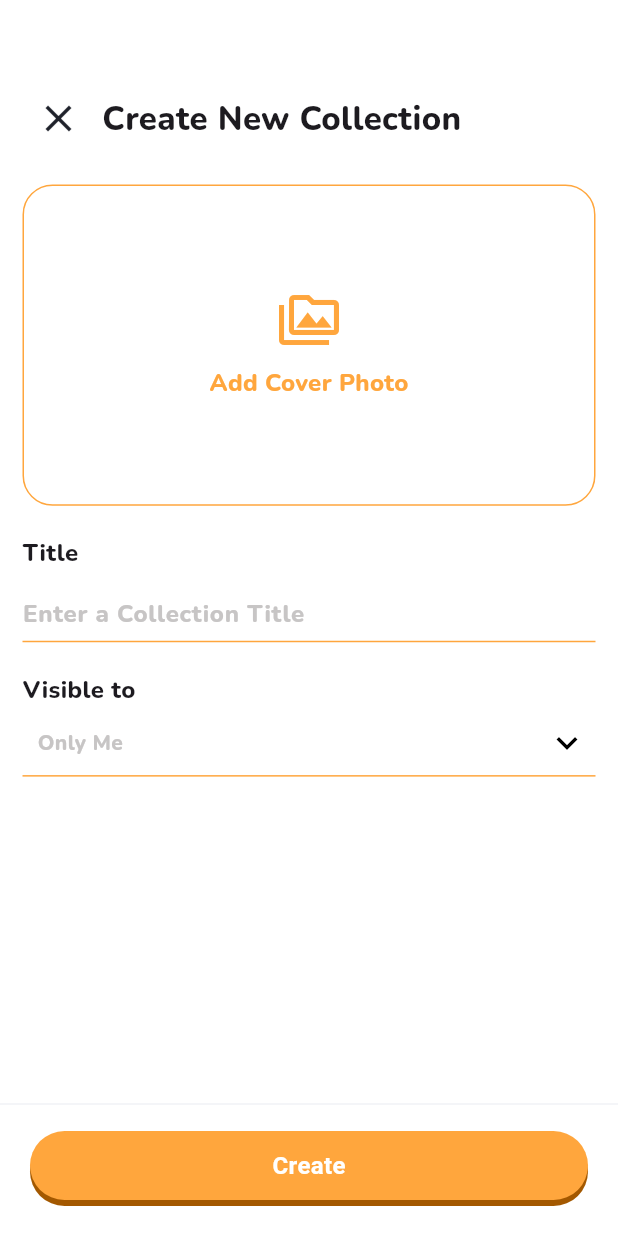
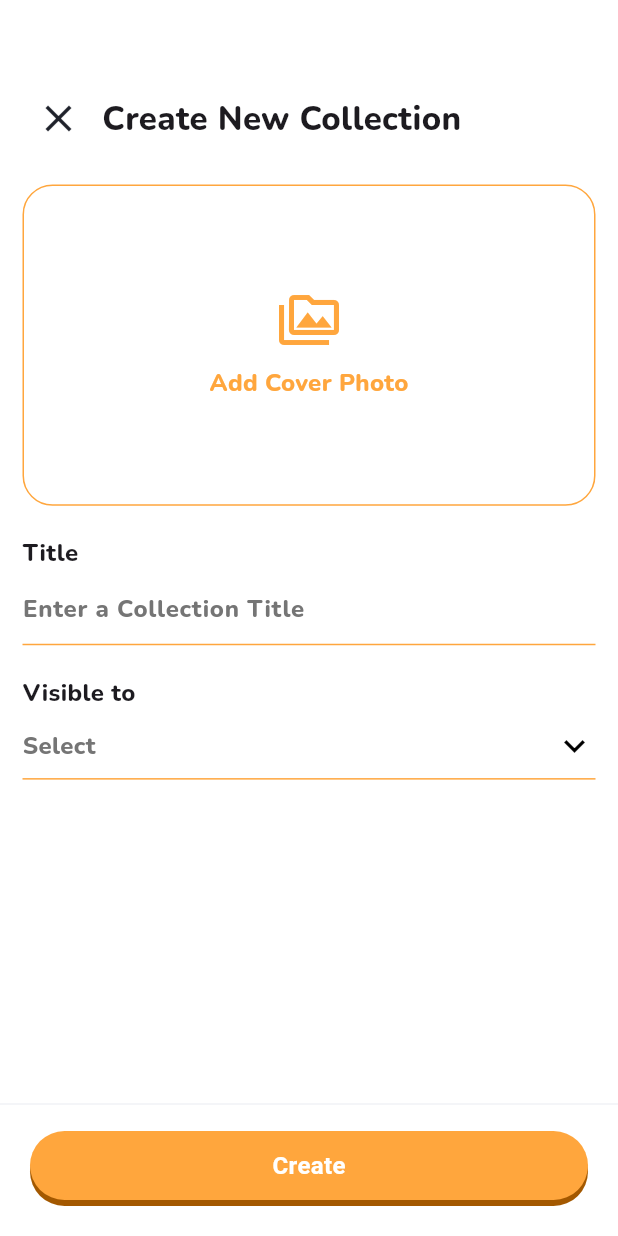
Before and after one commit to Ly-Chheng/quizzo, a Flutter app: the LibraryPage screen opened directly, after a tap on "Collections", after a tap on the "add" icon, on a phone screen of 412 x 824 dp. Run offline on Flutter 3.47's test engine with Material 3 defaults, Android fonts, the phone set to English and light mode, and no system bars; drawn by our look-alikes of cached_network_image; our stand-ins replace firebase_core, firebase_messaging, flutter_dotenv, flutter_image_compress, flutter_local_notifications, flutter_spinkit and 10 more; missing offline and left inert: flutter_device_type; accounts and stored records are empty; network calls fail.

Commit message:
Update screen

```diff
--- a/lib/core/utils/app_color.dart
+++ b/lib/core/utils/app_color.dart
@@ -33,7 +33,7 @@ class AppColor {
   Color lightText = const Color(0xFF212121);
   Color lightBorder = const Color(0xFFF0F2F6);
   Color lightActive = const Color(0xFFF1F9FF);
-  Color greyText = const Color.fromARGB(255, 199, 197, 197);
+  Color greyText = Colors.grey.shade600;
 
   // Dark colors
   Color darkBackgroundColor = const Color(0xFF121212);
--- a/lib/views/library/library_page.dart
+++ b/lib/views/library/library_page.dart
@@ -22,17 +22,30 @@ class LibraryPage extends StatelessWidget {
           child: Column(
             children: [
               TabBar(
+                overlayColor: MaterialStateProperty.all(Colors.transparent),
+                automaticIndicatorColorAdjustment: false,
+                padding: EdgeInsets.symmetric(vertical: 10),
+                labelPadding: EdgeInsets.symmetric(horizontal: 0),
+                physics: const BouncingScrollPhysics(),
                 indicatorColor: AppColor().primaryColor,
                 indicatorSize: TabBarIndicatorSize.tab,
                 indicatorWeight: 4,
+                indicatorAnimation: TabIndicatorAnimation.linear,
+                dividerColor: AppColor().greyText.withOpacity(0.3),
                 labelColor: AppColor().primaryColor,
                 indicatorPadding: EdgeInsets.zero,
-                unselectedLabelColor: Colors.grey,
+                unselectedLabelStyle: TextStyle(
+                  height: 1.5,
+                  color: AppColor().greyText,
+                  fontFamily: AppFonts().fontEngBold,
+                  fontSize: context.isPhone ? 16 : 16,
+                ),
+                unselectedLabelColor: AppColor().greyText,
                 labelStyle: TextStyle(
                   height: 1.5,
                   color: Theme.of(context).hoverColor,
                   fontFamily: AppFonts().fontEngBold,
-                  fontSize: context.isPhone ? 14 : 16,
+                  fontSize: context.isPhone ? 16 : 16,
                 ),
                 tabs: [
                   Tab(text: 'My Quizzo'.tr),
--- a/lib/views/library/sub_tab_quizzo/create_collection.dart
+++ b/lib/views/library/sub_tab_quizzo/create_collection.dart
@@ -3,7 +3,6 @@ import 'dart:io';
 import 'package:flutter/cupertino.dart';
 import 'package:flutter/material.dart';
 import 'package:get/get.dart';
-import 'package:path/path.dart';
 import 'package:permission_handler/permission_handler.dart';
 import 'package:quizzo/controllers/library/camara_controller.dart';
 import 'package:quizzo/core/utils/app_color.dart';
@@ -15,11 +14,10 @@ import 'package:quizzo/widgets/custom_textfield.dart';
 
 class CreateCollection extends StatefulWidget {
   final ScrollController scrollController;
+  final Function()? onDropDownClose;
 
-  const CreateCollection({
-    super.key,
-    required this.scrollController,
-  });
+  const CreateCollection(
+      {super.key, required this.scrollController, this.onDropDownClose});
 
   @override
   State<CreateCollection> createState() => _CreateCollectionState();
@@ -31,6 +29,7 @@ class _CreateCollectionState extends State<CreateCollection> {
   File? file;
   final theme = AppTheme();
   final camaraController = Get.put(CamaraController());
+  GlobalKey<CustomDropDownState> dropDownKey = GlobalKey<CustomDropDownState>();
 
   final List<CustDropdownMenuItem> dropdownItems = [
     CustDropdownMenuItem(
@@ -38,9 +37,8 @@ class _CreateCollectionState extends State<CreateCollection> {
       child: Text(
         'Only Me',
         style: TextStyle(
-          fontSize: Get.context!.isPhone ? 14 : 16,
           fontFamily: AppFontStyle().fontebold,
-          color: AppColor().greyText,
+          fontSize: Get.context!.isPhone ? 20 : 22,
         ),
       ),
     ),
@@ -49,16 +47,15 @@ class _CreateCollectionState extends State<CreateCollection> {
       child: Text(
         'Public',
         style: TextStyle(
-          fontSize: Get.context!.isPhone ? 14 : 16,
           fontFamily: AppFontStyle().fontebold,
-          color: AppColor().greyText,
+          fontSize: Get.context!.isPhone ? 20 : 22,
         ),
       ),
     ),
   ];
 
   void onItemChanged(value) {
-    print('Selected value: $value');
+    log('Selected value: $value');
   }
 
   @override
@@ -71,6 +68,7 @@ class _CreateCollectionState extends State<CreateCollection> {
     return GestureDetector(
       onTap: () {
         FocusManager.instance.primaryFocus?.unfocus();
+        dropDownKey.currentState?.removeOverlay();
       },
       child: Scaffold(
         body: SingleChildScrollView(
@@ -199,12 +197,13 @@ class _CreateCollectionState extends State<CreateCollection> {
                   readOnly: false,
                   maxLines: 1,
                   isRequired: true,
-                  contentPadding: EdgeInsets.only(
-                    top: 10,
+                  contentPadding: EdgeInsets.symmetric(
+                    vertical: 10,
                   ),
                   onChanged: (value) {
                     log('Input value: $value');
                   },
+                  textSize: Get.context!.isPhone ? 20 : 22,
                 ),
                 SizedBox(
                   height: 20,
@@ -220,6 +219,7 @@ class _CreateCollectionState extends State<CreateCollection> {
                   height: 10,
                 ),
                 CustomDropDown<int>(
+                  key: dropDownKey,
                   items: dropdownItems,
                   onChanged: onItemChanged,
                   hintText: 'Select',
--- a/lib/widgets/custom_card.dart
+++ b/lib/widgets/custom_card.dart
@@ -22,19 +22,9 @@ Widget quizCard({
     decoration: BoxDecoration(
       borderRadius: BorderRadius.circular(10),
       color: AppTheme().cardTheme,
-      boxShadow: [
-        BoxShadow(
-          color: Get.context!.isDarkMode
-              ? AppColor().lightBorder.withOpacity(0.3)
-              : Color.fromRGBO(0, 0, 0, 0.08),
-          blurRadius: 0,
-          spreadRadius: 1,
-          offset: Offset(
-            0,
-            0,
-          ),
-        ),
-      ],
+      border: Border.all(
+        color: AppTheme().borderTheme,
+      ),
     ),
     child: Row(
       children: [
--- a/lib/widgets/custom_dropdown.dart
+++ b/lib/widgets/custom_dropdown.dart
@@ -34,11 +34,10 @@ class CustomDropDown<T> extends StatefulWidget {
   });
 
   @override
-  State<CustomDropDown> createState() => _CustomDropDownState();
+  State<CustomDropDown> createState() => CustomDropDownState();
 }
 
-class _CustomDropDownState extends State<CustomDropDown>
-    with WidgetsBindingObserver {
+class CustomDropDownState extends State<CustomDropDown> {
   bool _isOpen = false, _isAnyItemSelected = false, _isReverse = false;
   late OverlayEntry _overlayEntry;
   late RenderBox? _renderBox;
@@ -57,38 +56,32 @@ class _CustomDropDownState extends State<CustomDropDown>
       }
       if (widget.defaultSelectedIndex > -1 &&
           widget.defaultSelectedIndex < widget.items.length) {
-        setState(() {
-          _isAnyItemSelected = true;
-          _itemSelected = widget.items[widget.defaultSelectedIndex];
         widget.onChanged(widget.items[widget.defaultSelectedIndex].value);
-        });
       }
     });
   }
 
   void _addOverlay() {
-    if (mounted) {
+    if (mounted && !_isOpen) {
       setState(() {
         _isOpen = true;
       });
+      _overlayEntry = _createOverlayEntry();
+      Overlay.of(context)?.insert(_overlayEntry!); // Ensure this isn't null
+    }
   }
 
-    _overlayEntry = _createOverlayEntry();
-    Overlay.of(context).insert(_overlayEntry);
-  }
-
-  void _removeOverlay() {
-    if (mounted) {
+  void removeOverlay() {
+    if (mounted && _isOpen && _overlayEntry != null) {
       setState(() {
         _isOpen = false;
       });
-      _overlayEntry.remove();
+      _overlayEntry?.remove();
     }
   }
 
   @override
-  dispose() {
-    WidgetsBinding.instance.removeObserver(this);
+  void dispose() {
     super.dispose();
   }
 
@@ -98,7 +91,9 @@ class _CustomDropDownState extends State<CustomDropDown>
     dropDownOffset = getOffset();
     return OverlayEntry(
       maintainState: false,
-      builder: (context) => Align(
+      builder: (context) => GestureDetector(
+        onTap: removeOverlay,
+        child: Align(
           alignment: Alignment.center,
           child: CompositedTransformFollower(
             link: _layerLink,
@@ -108,8 +103,9 @@ class _CustomDropDownState extends State<CustomDropDown>
               height: widget.maxListHeight,
               width: size.width,
               child: Column(
-              mainAxisAlignment:
-                  _isReverse ? MainAxisAlignment.end : MainAxisAlignment.start,
+                mainAxisAlignment: _isReverse
+                    ? MainAxisAlignment.end
+                    : MainAxisAlignment.start,
                 children: <Widget>[
                   Padding(
                     padding: const EdgeInsets.only(top: 5, bottom: 5),
@@ -125,7 +121,8 @@ class _CustomDropDownState extends State<CustomDropDown>
                             ? []
                             : [
                                 BoxShadow(
-                                color: const Color(0xff767676).withOpacity(0.2),
+                                  color:
+                                      const Color(0xff767676).withOpacity(0.2),
                                   blurRadius: 4,
                                   offset: const Offset(2, 2),
                                 )
@@ -133,7 +130,6 @@ class _CustomDropDownState extends State<CustomDropDown>
                       ),
                       child: Material(
                         borderRadius: BorderRadius.circular(8),
-                      clipBehavior: Clip.antiAlias,
                         child: ListView(
                             clipBehavior: Clip.antiAlias,
                             scrollDirection: Axis.vertical,
@@ -155,8 +151,8 @@ class _CustomDropDownState extends State<CustomDropDown>
                                       border: widget.isBorder == true
                                           ? Border(
                                               bottom: BorderSide(
-                                              color:
-                                                  Colors.grey.withOpacity(0.3),
+                                                color: Colors.grey
+                                                    .withOpacity(0.3),
                                                 width: 0.3,
                                               ),
                                             )
@@ -169,7 +165,7 @@ class _CustomDropDownState extends State<CustomDropDown>
                                       setState(() {
                                         _isAnyItemSelected = true;
                                         _itemSelected = item.child;
-                                      _removeOverlay();
+                                        removeOverlay();
                                         widget.onChanged(item.value);
                                       });
                                     }
@@ -181,6 +177,7 @@ class _CustomDropDownState extends State<CustomDropDown>
                     ),
                   ),
                 ],
+              ),
             ),
           ),
         ),
@@ -219,18 +216,19 @@ class _CustomDropDownState extends State<CustomDropDown>
     return CompositedTransformTarget(
       link: _layerLink,
       child: GestureDetector(
+        behavior: HitTestBehavior.opaque,
         onTap: widget.enabled
             ? () {
-                _isOpen ? _removeOverlay() : _addOverlay();
+                if (_isOpen) {
+                  removeOverlay();
+                } else {
+                  _addOverlay();
+                }
               }
             : null,
         child: Column(
           children: [
             Container(
-              padding: const EdgeInsets.only(
-                left: 10,
-                right: 5,
-              ),
               child: Row(
                 mainAxisAlignment: MainAxisAlignment.spaceBetween,
                 children: <Widget>[
@@ -244,9 +242,8 @@ class _CustomDropDownState extends State<CustomDropDown>
                             overflow: TextOverflow.clip,
                             style: widget.hintStyle ??
                                 TextStyle(
-                                  fontSize: context.isPhone ? 16 : 18,
                                   fontFamily: AppFontStyle().fontebold,
-                                  color: AppColor().greyText,
+                                  fontSize: Get.context!.isPhone ? 20 : 22,
                                 ),
                           ),
                   ),
--- a/lib/widgets/custom_navigationbar.dart
+++ b/lib/widgets/custom_navigationbar.dart
@@ -20,7 +20,6 @@ customNavigationBar({
         color: Theme.of(Get.context!).cardColor,
         width: 1,
       ),
-      // Conditional shadow based on tap index
       boxShadow: currentIndex == 0
           ? [
               BoxShadow(
@@ -29,7 +28,7 @@ customNavigationBar({
                 offset: Offset(2, 4),
               ),
             ]
-          : [], // No shadow when not selected
+          : [],
     ),
     child: BottomNavigationBar(
       items: items ??
--- a/lib/widgets/custom_textfield.dart
+++ b/lib/widgets/custom_textfield.dart
@@ -27,6 +27,8 @@ class CustomTextField extends StatelessWidget {
   final EdgeInsetsGeometry? contentPadding;
   final String? labelText;
   final ValueChanged<String>? onChanged;
+  final double? textSize; // New property to adjust text size
+  final Color? textColor;
 
   const CustomTextField({
     super.key,
@@ -51,6 +53,8 @@ class CustomTextField extends StatelessWidget {
     this.contentPadding,
     this.labelText,
     this.onChanged,
+    this.textSize,
+    this.textColor,
   });
 
   @override
@@ -125,6 +129,11 @@ class CustomTextField extends StatelessWidget {
         suffixIcon: suffixIcon,
       ),
       onChanged: onChanged,
+      style: TextStyle(
+        fontFamily: AppFontStyle().fontebold,
+        fontSize: textSize,
+        color: textColor,
+      ),
     );
   }
 }
```
Lines whose indentation alone changed are shown as unchanged.
